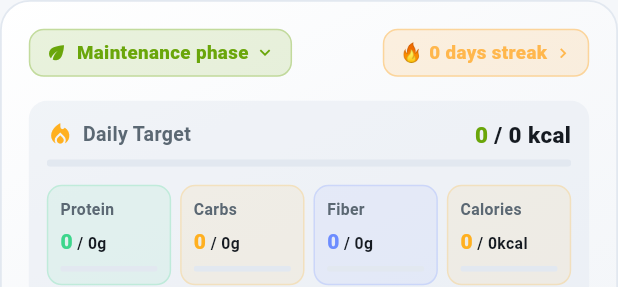
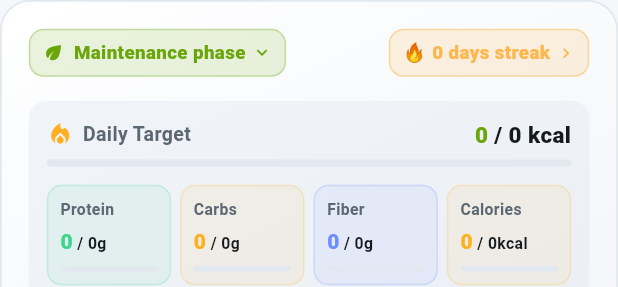
Before and after one commit to sh-yudi/fitcoach-app, a Flutter app: the _DailyMomentumCard widget shown alone on an empty page, opened directly with empty values, on a phone screen of 412 x 824 dp. Shown: the top 287 px of the screen. Run offline on Flutter 3.47's test engine with Material 3 defaults, Android fonts, the phone set to English and light mode, and no system bars; our stand-ins replace flutter_local_notifications, image_cropper, image_picker, local_auth, shared_preferences, timezone; accounts and stored records are empty; network calls fail.

Commit message:
fix: Reduce horizontal padding on Home metrics to prevent 1.4px flex overflow

```diff
--- a/lib/screens/home/home_screen.dart
+++ b/lib/screens/home/home_screen.dart
@@ -569,7 +569,7 @@ class _DailyMomentumCard extends StatelessWidget {
                 onTap: onSelectGoal,
                 behavior: HitTestBehavior.opaque,
                 child: Container(
-                  padding: const EdgeInsets.symmetric(horizontal: 10, vertical: 6),
+                  padding: const EdgeInsets.symmetric(horizontal: 8, vertical: 6),
                   decoration: BoxDecoration(
                     color: AppColors.primary.withValues(alpha: 0.14),
                     borderRadius: BorderRadius.circular(10),
@@ -595,7 +595,7 @@ class _DailyMomentumCard extends StatelessWidget {
                 onTap: onOpenStreak,
                 behavior: HitTestBehavior.opaque,
                 child: Container(
-                  padding: const EdgeInsets.symmetric(horizontal: 10, vertical: 6),
+                  padding: const EdgeInsets.symmetric(horizontal: 8, vertical: 6),
                   decoration: BoxDecoration(
                     color: const Color(0xFFFF9800).withValues(alpha: 0.12),
                     borderRadius: BorderRadius.circular(10),
@@ -752,7 +752,10 @@ class _MacroPill extends StatelessWidget {
         children: [
           Text(label, style: TextStyle(color: AppColors.textSecondary, fontSize: 10.5, fontWeight: FontWeight.w700)),
           const SizedBox(height: 4),
-          Row(
+          FittedBox(
+            fit: BoxFit.scaleDown,
+            alignment: Alignment.centerLeft,
+            child: Row(
               crossAxisAlignment: CrossAxisAlignment.baseline,
               textBaseline: TextBaseline.alphabetic,
               children: [
@@ -765,6 +768,7 @@ class _MacroPill extends StatelessWidget {
                   style: TextStyle(color: AppColors.textPrimary, fontSize: 10.5, fontWeight: FontWeight.w700),
                 ),
               ],
+            ),
           ),
           const SizedBox(height: 6),
           ClipRRect(
```
Also changed, not shown: 1 other file. Lines whose indentation alone changed are shown as unchanged.
